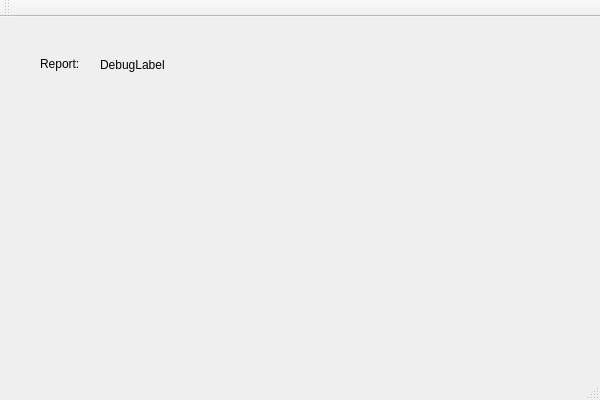
Above: wmainwindow.ui from joseasoler/qwiimote before the change. Below: the same form after it.
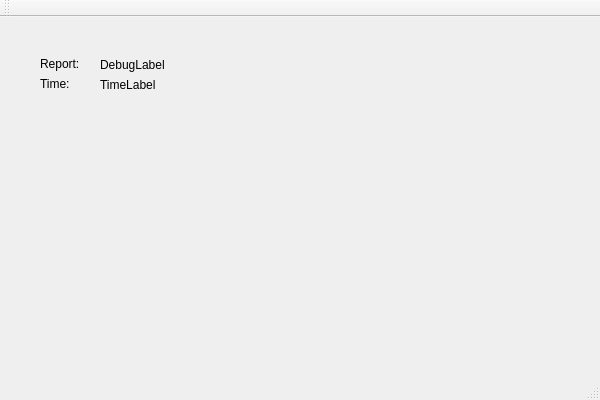
That is the form after the change.

What changed in the file:
```diff
--- a/wmainwindow.ui
+++ b/wmainwindow.ui
@@ -40,6 +40,32 @@
      <string>DebugLabel</string>
     </property>
    </widget>
+   <widget class="QLabel" name="label_2">
+    <property name="geometry">
+     <rect>
+      <x>40</x>
+      <y>60</y>
+      <width>46</width>
+      <height>14</height>
+     </rect>
+    </property>
+    <property name="text">
+     <string>Time:</string>
+    </property>
+   </widget>
+   <widget class="QLabel" name="time_label">
+    <property name="geometry">
+     <rect>
+      <x>100</x>
+      <y>60</y>
+      <width>181</width>
+      <height>16</height>
+     </rect>
+    </property>
+    <property name="text">
+     <string>TimeLabel</string>
+    </property>
+   </widget>
   </widget>
   <widget class="QMenuBar" name="menuBar">
    <property name="geometry">
```
